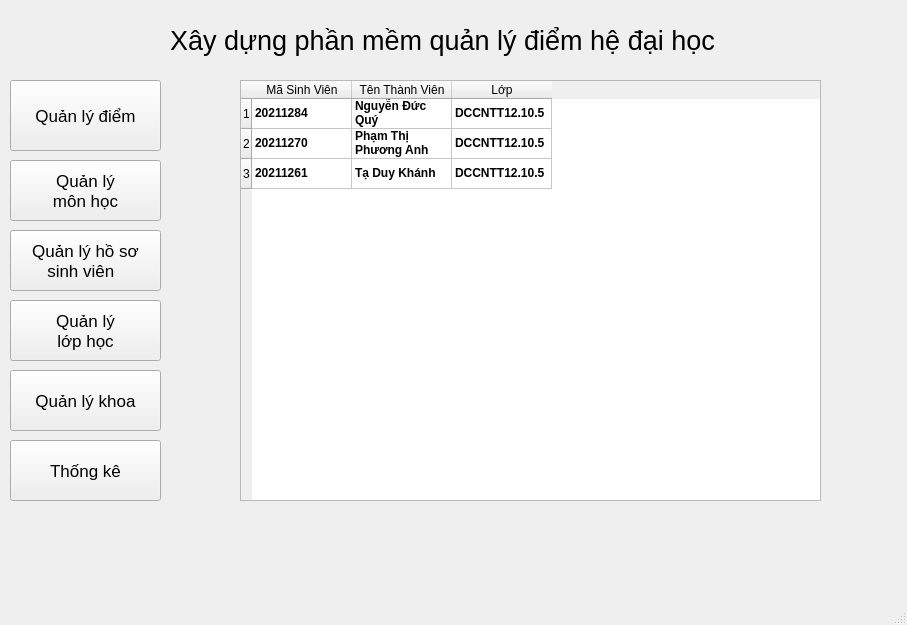
Before: the Qt Designer form ui/Main.ui in Ducquy2/Quan_Ly_Diem_Sinh_Vien, drawn with Qt 5.
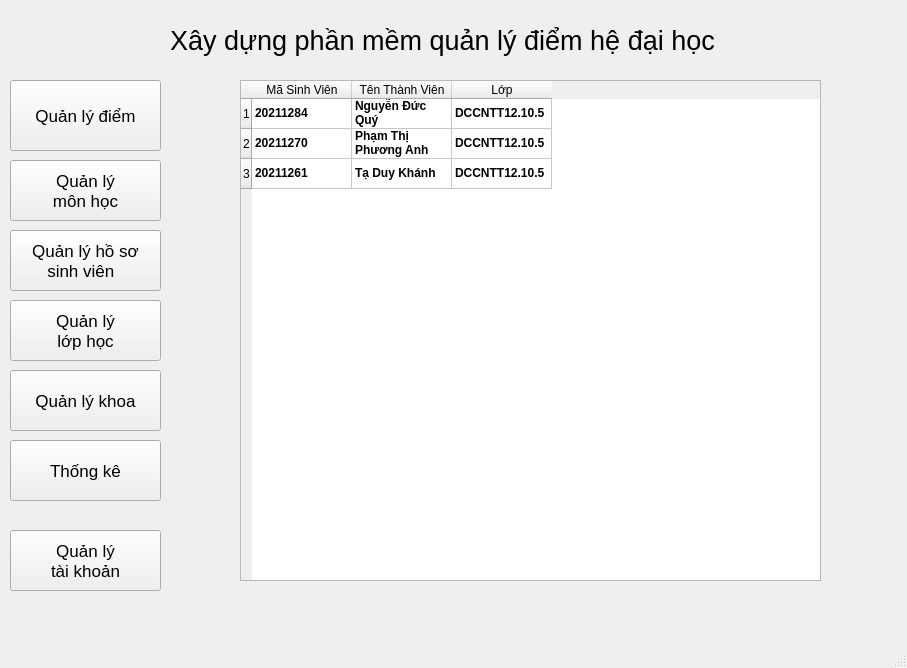
After: the same form once the commit is applied.

Patch:
```diff
--- a/ui/Main.ui
+++ b/ui/Main.ui
@@ -7,7 +7,7 @@
     <x>0</x>
     <y>0</y>
     <width>907</width>
-    <height>625</height>
+    <height>668</height>
    </rect>
   </property>
   <property name="windowTitle">
@@ -149,7 +149,7 @@
       <x>240</x>
       <y>80</y>
       <width>581</width>
-      <height>421</height>
+      <height>501</height>
      </rect>
     </property>
     <row>
@@ -282,6 +282,25 @@
      </property>
     </item>
    </widget>
+   <widget class="QPushButton" name="btn_ql_taikhoan">
+    <property name="geometry">
+     <rect>
+      <x>10</x>
+      <y>530</y>
+      <width>151</width>
+      <height>61</height>
+     </rect>
+    </property>
+    <property name="font">
+     <font>
+      <pointsize>13</pointsize>
+     </font>
+    </property>
+    <property name="text">
+     <string>Quản lý
+tài khoản</string>
+    </property>
+   </widget>
   </widget>
   <widget class="QMenuBar" name="menubar">
    <property name="geometry">
```
